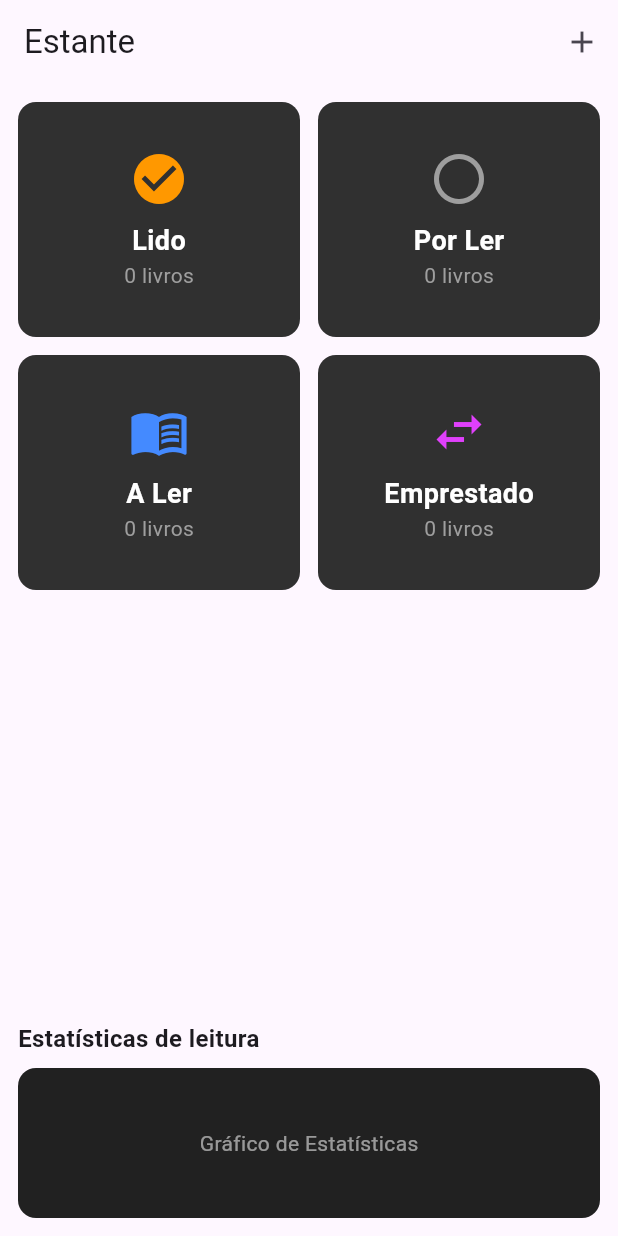
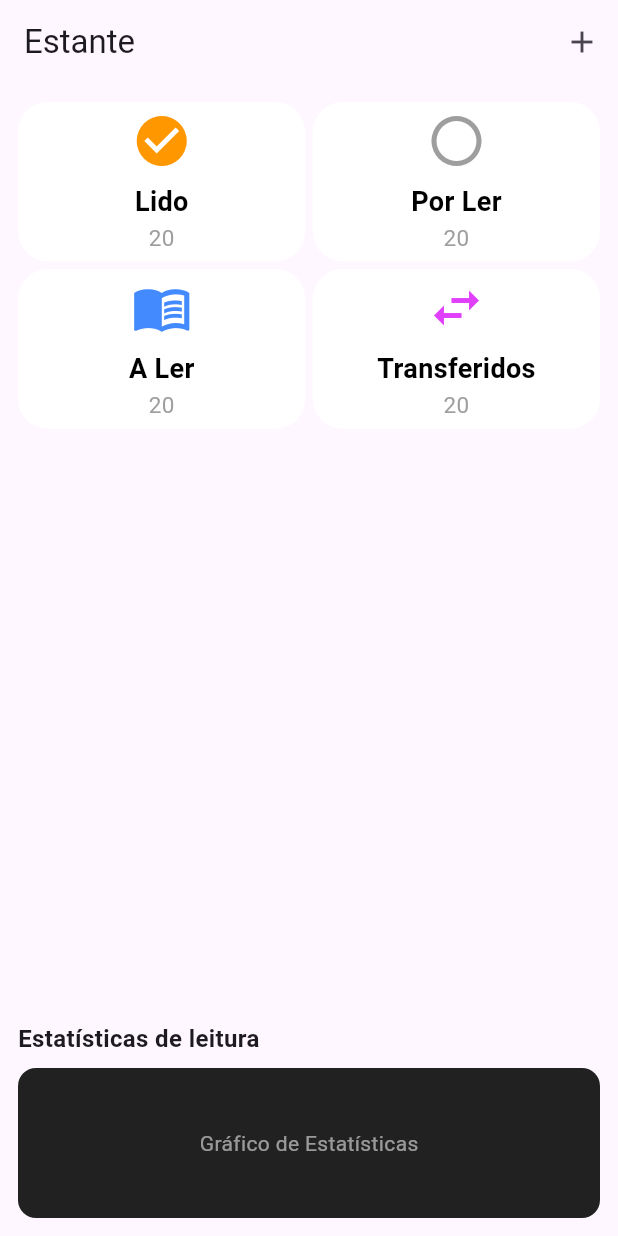
Before and after one commit to SSw4rtzz/Breathink, a Flutter app: the BookcaseScreen screen opened directly, on a phone screen of 412 x 824 dp. Run offline on Flutter 3.47's test engine with Material 3 defaults, Android fonts, the phone set to English and light mode, and no system bars; our stand-ins replace get, iconsax; network calls fail.

Commit message:
Comentários + Adaptações

```diff
--- a/app_breathink/lib/pages/bookcase.dart
+++ b/app_breathink/lib/pages/bookcase.dart
@@ -6,21 +6,23 @@ class BookcaseScreen extends StatelessWidget {
     {'title': 'Lido', 'icon': Icons.check_circle, 'color': Colors.orange},
     {'title': 'Por Ler', 'icon': Icons.circle_outlined, 'color': Colors.grey},
     {'title': 'A Ler', 'icon': Icons.menu_book, 'color': Colors.blueAccent},
-    {'title': 'Emprestado', 'icon': Icons.swap_horiz, 'color': Colors.purpleAccent},
+    {'title': 'Transferidos', 'icon': Icons.swap_horiz, 'color': Colors.purpleAccent},
   ];
+
+  BookcaseScreen({super.key});
 
   @override
   Widget build(BuildContext context) {
     return Scaffold(
       appBar: AppBar(
-        title: Text('Estante'),
+        title: const Text('Estante'),
         actions: [
           IconButton(
-            icon: Icon(Icons.add),
+            icon: const Icon(Icons.add),
             onPressed: () {
               // Adiciona um livro manualmente que não esteja na API
               ScaffoldMessenger.of(context).showSnackBar(
-                SnackBar(content: Text('Screen para adicionar livros')), //! ADICIONAR
+                const SnackBar(content: Text('Screen para adicionar livros')), //! ADICIONAR
               );
             },
           ),
@@ -34,11 +36,11 @@ class BookcaseScreen extends StatelessWidget {
             // Grid de cards
             Expanded(
               child: GridView.builder(
-                gridDelegate: SliverGridDelegateWithFixedCrossAxisCount(
-                  crossAxisCount: 2,
-                  crossAxisSpacing: 12,
-                  mainAxisSpacing: 12,
-                  childAspectRatio: 1.2,
+                gridDelegate: const SliverGridDelegateWithFixedCrossAxisCount(
+                  crossAxisCount: 2, // Cards por linha
+                  crossAxisSpacing: 5, // Espaçamento entre cards
+                  mainAxisSpacing: 5, // Espaçamento entre linhas
+                  childAspectRatio: 1.8, // Proporção dos cards
                 ),
                 itemCount: categories.length,
                 itemBuilder: (context, index) {
@@ -56,26 +58,26 @@ class BookcaseScreen extends StatelessWidget {
                     },
                     child: Container(
                       decoration: BoxDecoration(
-                        color: Colors.grey[850],
-                        borderRadius: BorderRadius.circular(12),
+                        color: Colors.white, // Background do card
+                        borderRadius: BorderRadius.circular(20),
                       ),
                       child: Column(
                         mainAxisAlignment: MainAxisAlignment.center,
                         children: [
                           Icon(category['icon'], color: category['color'], size: 40),
-                          SizedBox(height: 8),
+                          const SizedBox(height: 8),
                           Text(
                             category['title'],
-                            style: TextStyle(
+                            style: const TextStyle(
                               fontSize: 18,
                               fontWeight: FontWeight.bold,
-                              color: Colors.white,
+                              color: Colors.black,
                             ),
                           ),
-                          Text(
-                            '0 livros', //! FAZER CONTADOR DINÂMICO
+                          const Text(
+                            '20', //! FAZER CONTADOR DINÂMICO
                             style: TextStyle(
-                              fontSize: 14,
+                              fontSize: 15,
                               color: Colors.grey,
                             ),
                           ),
@@ -86,17 +88,17 @@ class BookcaseScreen extends StatelessWidget {
                 },
               ),
             ),
-            SizedBox(height: 20),
-            Text('Estatísticas de leitura',
+            const SizedBox(height: 20),
+            const Text('Estatísticas de leitura',
                 style: TextStyle(fontSize: 16, fontWeight: FontWeight.bold)),
             Container(
               height: 100,
-              margin: EdgeInsets.only(top: 8),
+              margin: const EdgeInsets.only(top: 8),
               decoration: BoxDecoration(
                 color: Colors.grey[900],
                 borderRadius: BorderRadius.circular(12),
               ),
-              child: Center(
+              child: const Center(
                 child: Text(
                   'Gráfico de Estatísticas',
                   style: TextStyle(color: Colors.white54),
@@ -114,18 +116,18 @@ class BookcaseScreen extends StatelessWidget {
 class BookListScreen extends StatelessWidget {
   final String title;
 
-  const BookListScreen({Key? key, required this.title}) : super(key: key);
+  const BookListScreen({super.key, required this.title});
 
   @override
   Widget build(BuildContext context) {
     return Scaffold(
       appBar: AppBar(
-        title: Text('$title'),
+        title: Text(title),
       ),
       body: Center(
         child: Text(
           'Lista de livros: $title',
-          style: TextStyle(fontSize: 20),
+          style: const TextStyle(fontSize: 20),
         ),
       ),
     );
```
